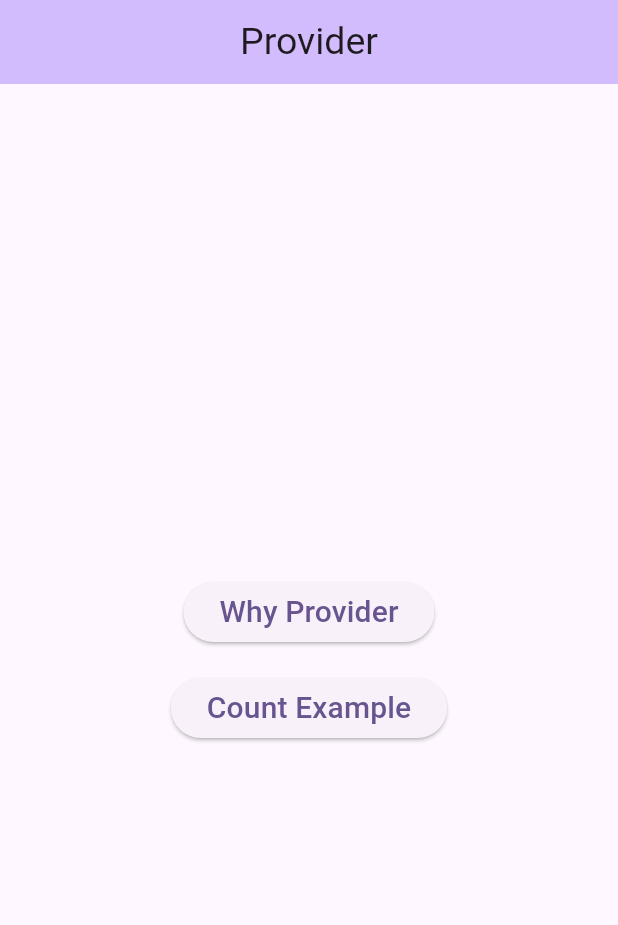
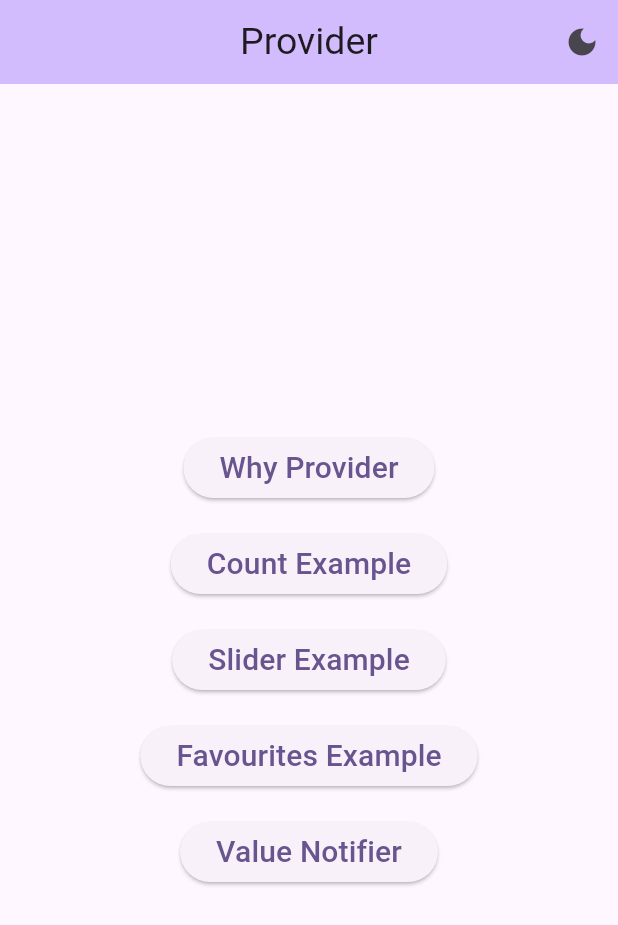
Before and after one commit to vidisha1106/provider_example, a Flutter app: the screen it shows after launch, on a phone screen of 412 x 824 dp. Shown: the top 925 px of the screen. Run offline on Flutter 3.47's test engine with Material 2 defaults, Android fonts, the phone set to English and light mode, and no system bars; missing offline and left inert: dart:ffi.

Commit message:
Completed : Slider Example, Favourites Example, Value Notifier

```diff
--- /dev/null
+++ b/lib/favourites/favourites_provider.dart
@@ -0,0 +1,17 @@
+import 'package:flutter/foundation.dart';
+
+class FavouritesProvider extends ChangeNotifier {
+  List<int> _selectedItem = [];
+
+  List<int> get selectedItem => _selectedItem;
+
+  void additem(int value) {
+    selectedItem.add(value);
+    notifyListeners();
+  }
+
+  void removeItem(int value) {
+    selectedItem.remove(value);
+    notifyListeners();
+  }
+}
--- a/lib/main.dart
+++ b/lib/main.dart
@@ -2,6 +2,12 @@ import 'package:flutter/material.dart';
 import 'package:provider/provider.dart';
 import 'package:provider_example/change_notifier_consumer/change_notifier_class.dart';
 import 'package:provider_example/change_notifier_consumer/count_example.dart';
+import 'package:provider_example/favourites/favourites_example.dart';
+import 'package:provider_example/favourites/favourites_provider.dart';
+import 'package:provider_example/multiprovider/slider_example.dart';
+import 'package:provider_example/multiprovider/slider_provider.dart';
+import 'package:provider_example/theme/theme_provider.dart';
+import 'package:provider_example/value_notifier/stateless_counter_example.dart';
 import 'package:provider_example/why_provider.dart';
 
 void main() {
@@ -13,19 +19,50 @@ class MyApp extends StatelessWidget {
 
   @override
   Widget build(BuildContext context) {
-    return ChangeNotifierProvider(
-      create: (BuildContext context) { return ChangeNotifierClass();},
+    return MultiProvider(
+      providers: [
+        ChangeNotifierProvider(
+          create: (_) {
+            return ChangeNotifierClass();
+          },
+        ),
+        ChangeNotifierProvider(
+          create: (_) {
+            return SliderProvider();
+          },
+        ),
+        ChangeNotifierProvider(
+          create: (_) {
+            return FavouritesProvider();
+          },
+        ),
+        ChangeNotifierProvider(
+          create: (_) {
+            return ThemeProvider();
+          },
+        )
+      ],
       builder: (context, child) => MaterialApp(
         title: 'Flutter Demo',
+        themeMode: Provider.of<ThemeProvider>(context).themeMode,
         theme: ThemeData(
-          colorScheme: ColorScheme.fromSeed(seedColor: Colors.deepPurple),
-          useMaterial3: true,
-        ),
+            colorScheme: ColorScheme.fromSeed(seedColor: Colors.deepPurple),
+            useMaterial3: true,
+            brightness: Brightness.light),
+        darkTheme: ThemeData(
+            brightness: Brightness.dark,
+            useMaterial3: true,
+            appBarTheme: AppBarTheme(
+                foregroundColor: Colors.white,
+            backgroundColor: Colors.white)),
         debugShowCheckedModeBanner: false,
         routes: {
           '/MyHomePage': (context) => MyHomePage(),
           '/WhyProvider': (context) => WhyProvider(),
           '/CountExample': (context) => CountExample(),
+          '/SliderExample': (context) => SliderExample(),
+          '/FavouritesExample': (context) => FavouritesExample(),
+          '/StatelessCounter': (context) => StatelessCounter(),
         },
         initialRoute: '/MyHomePage',
       ),
@@ -43,15 +80,27 @@ class MyHomePage extends StatefulWidget {
 }
 
 class _MyHomePageState extends State<MyHomePage> {
+  bool isLight = true;
+
   @override
   Widget build(BuildContext context) {
+    final provider = Provider.of<ThemeProvider>(context);
     return Scaffold(
       appBar: AppBar(
         backgroundColor: Theme.of(context).colorScheme.inversePrimary,
         title: Text("Provider", style: TextStyle(fontSize: 25)),
         centerTitle: true,
+        actions: [
+          IconButton(
+            onPressed: () {
+              isLight = !isLight;
+              provider.changeTheme(isLight? ThemeMode.light : ThemeMode.dark);
+            },
+            icon: isLight ? Icon(Icons.dark_mode) : Icon(Icons.light_mode),
+          )
+        ],
       ),
-      body: Center(
+      body: const Center(
         child: Column(
           mainAxisAlignment: MainAxisAlignment.center,
           children: [
@@ -62,7 +111,19 @@ class _MyHomePageState extends State<MyHomePage> {
             CustomElevatedButton(
               pathName: '/CountExample',
               text: "Count Example",
-            )
+            ),
+            CustomElevatedButton(
+              pathName: '/SliderExample',
+              text: "Slider Example",
+            ),
+            CustomElevatedButton(
+              pathName: '/FavouritesExample',
+              text: "Favourites Example",
+            ),
+            CustomElevatedButton(
+              pathName: '/StatelessCounter',
+              text: "Value Notifier",
+            ),
           ],
         ),
       ),
--- /dev/null
+++ b/lib/multiprovider/slider_provider.dart
@@ -0,0 +1,14 @@
+import 'package:flutter/foundation.dart';
+
+class SliderProvider extends ChangeNotifier{
+
+  double _value=1.0;
+  double get value => _value;
+
+  void setSlider(double val)
+  {
+    _value=val;
+    notifyListeners();
+  }
+
+}
--- /dev/null
+++ b/lib/theme/theme_provider.dart
@@ -0,0 +1,14 @@
+import 'package:flutter/foundation.dart';
+import 'package:flutter/material.dart';
+
+class ThemeProvider extends ChangeNotifier{
+
+ var _themeMode= ThemeMode.light;
+ ThemeMode get themeMode=> _themeMode;
+
+  void changeTheme(themeMode)
+  {
+   _themeMode=themeMode;
+   notifyListeners();
+  }
+}
```
Also changed, not shown: lib/favourites/favourites_example.dart (added, +70 -0 lines), lib/favourites/favourites_list.dart (added, +48 -0 lines), lib/multiprovider/slider_example.dart (added, +68 -0 lines), lib/value_notifier/stateless_counter_example.dart (added, +64 -0 lines).
